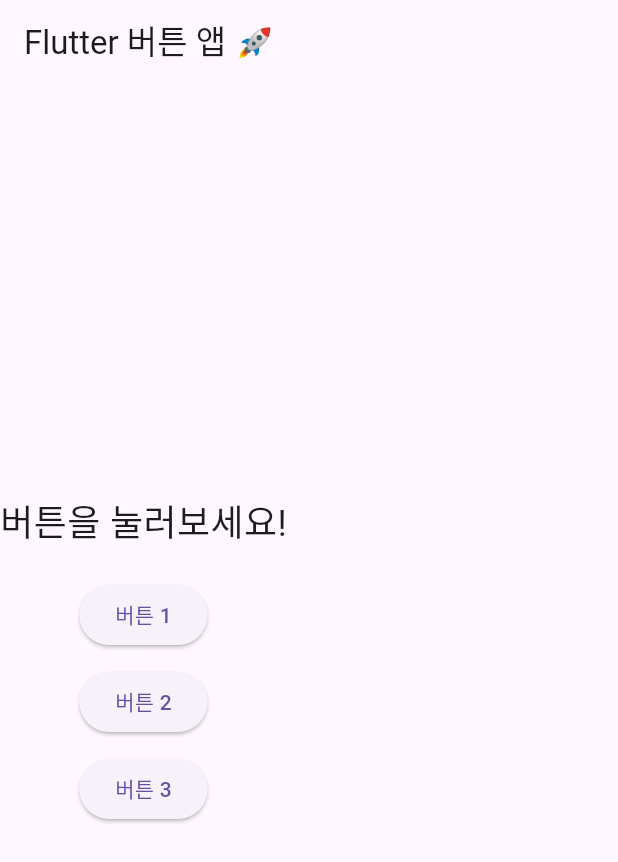
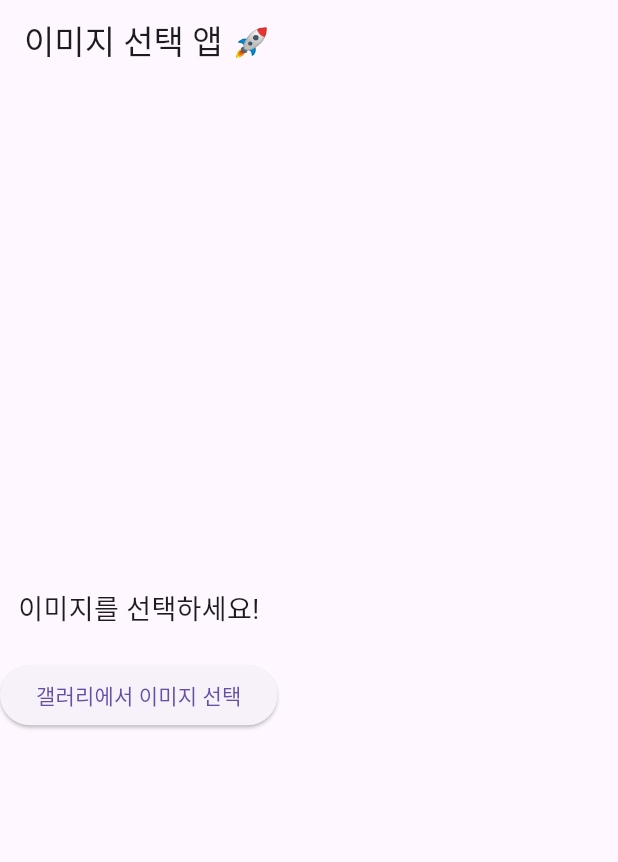
Before and after one commit to HwangOzz/Cafe-app, a Flutter app: the screen it shows after launch, on a phone screen of 412 x 824 dp. Shown: the top 862 px of the screen. Run offline on Flutter 3.47's test engine with Material 3 defaults, Android fonts, the light colour scheme and no system bars; our stand-ins replace image_picker.

Commit message:
1차 갤러리 생성

```diff
--- a/lib/main.dart
+++ b/lib/main.dart
@@ -1,4 +1,6 @@
 import 'package:flutter/material.dart';
+import 'package:image_picker/image_picker.dart';
+import 'dart:io';
 
 void main() {
   runApp(MyApp());
@@ -8,47 +10,47 @@ class MyApp extends StatelessWidget {
   @override
   Widget build(BuildContext context) {
     return MaterialApp(
-      home: ButtonScreen(),
+      home: ImagePickerScreen(),
     );
   }
 }
 
-class ButtonScreen extends StatefulWidget {
+class ImagePickerScreen extends StatefulWidget {
   @override
-  _ButtonScreenState createState() => _ButtonScreenState();
+  _ImagePickerScreenState createState() => _ImagePickerScreenState();
 }
 
-class _ButtonScreenState extends State<ButtonScreen> {
-  String displayText = "버튼을 눌러보세요!";
+class _ImagePickerScreenState extends State<ImagePickerScreen> {
+  File? _image; // 선택한 이미지 파일
 
-  void updateText(String newText) {
-    setState(() {
-      displayText = newText;
-    });
+  // ✅ 갤러리에서 이미지 선택하는 함수
+  Future<void> pickImage() async {
+    final ImagePicker picker = ImagePicker();
+    final XFile? pickedFile = await picker.pickImage(source: ImageSource.gallery);
+
+    if (pickedFile != null) {
+      setState(() {
+        _image = File(pickedFile.path); // 선택한 이미지를 화면에 표시
+      });
+    }
   }
 
   @override
   Widget build(BuildContext context) {
     return Scaffold(
-      appBar: AppBar(title: Text('Flutter 버튼 앱 🚀')),
+      appBar: AppBar(title: Text('이미지 선택 앱 🚀')),
       body: Column(
         mainAxisAlignment: MainAxisAlignment.center,
         children: [
-          Text(displayText, style: TextStyle(fontSize: 24)), // 변경될 텍스트
-          SizedBox(height: 20), // 간격 추가
+          _image != null
+              ? Image.file(_image!, width: 200, height: 200, fit: BoxFit.cover) // 선택한 이미지 표시
+              : Text("이미지를 선택하세요!", style: TextStyle(fontSize: 18)),
+
+          SizedBox(height: 20),
+
           ElevatedButton(
-            onPressed: () => updateText("첫 번째 버튼 눌렀어요!"),
-            child: Text("버튼 1"),
-          ),
-          SizedBox(height: 10), // 버튼 간격
-          ElevatedButton(
-            onPressed: () => updateText("두 번째 버튼 눌렀어요!"),
-            child: Text("버튼 2"),
-          ),
-          SizedBox(height: 10), // 버튼 간격
-          ElevatedButton(
-            onPressed: () => updateText("세 번째 버튼 눌렀어요!"),
-            child: Text("버튼 3"),
+            onPressed: pickImage, // ✅ 버튼을 누르면 갤러리에서 이미지 선택
+            child: Text("갤러리에서 이미지 선택"),
           ),
         ],
       ),
--- a/pubspec.yaml
+++ b/pubspec.yaml
@@ -35,6 +35,7 @@ dependencies:
   # Use with the CupertinoIcons class for iOS style icons.
   cupertino_icons: ^1.0.8
   url_launcher: ^6.3.1
+  image_picker: ^1.1.2
 
 dev_dependencies:
   flutter_test:
```
Also changed, not shown: pubspec.lock, 6 other files.
